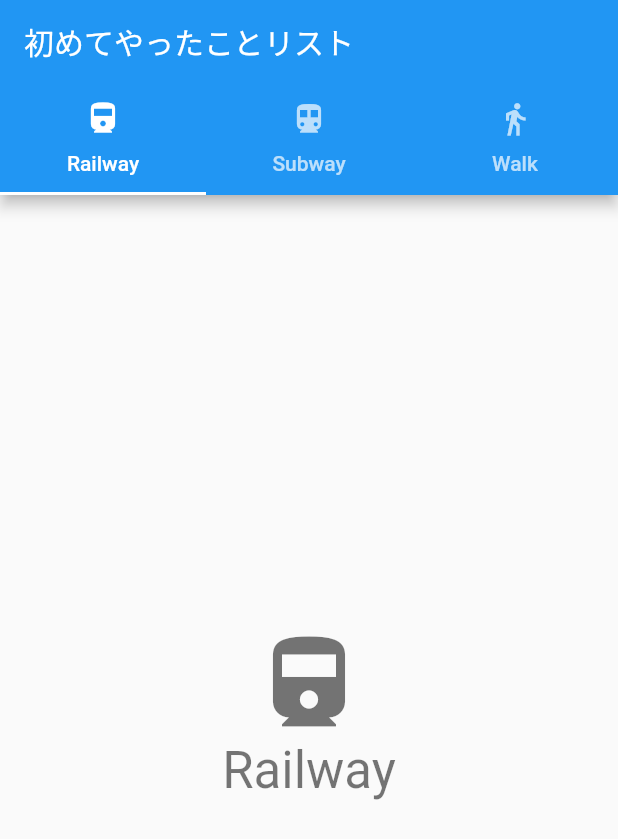
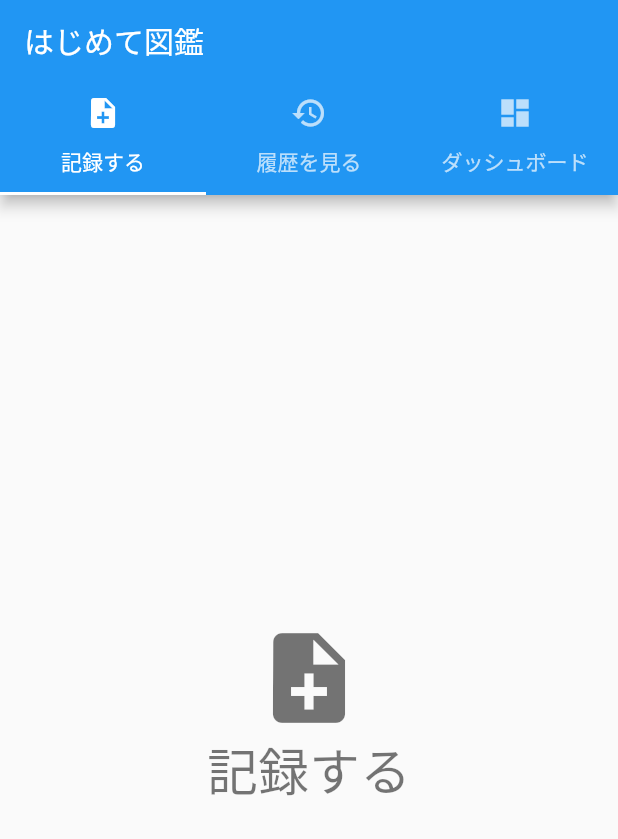
Before and after one commit to togo-mentor/for_the_first_time, a Flutter app: the screen it shows after launch, on a phone screen of 412 x 824 dp. Shown: the top 839 px of the screen. Run offline on Flutter 3.47's test engine with Material 2 defaults, Android fonts, the phone set to English and light mode, and no system bars.

Commit message:
ヘッダーの表示変更

```diff
--- a/lib/main.dart
+++ b/lib/main.dart
@@ -21,9 +21,9 @@ class MainPage extends StatefulWidget {
 class _MainPageState extends State<MainPage> {
 
   final _tab = <Tab> [  // タブバーの表示
-    Tab( text:"Railway", icon: Icon(Icons.directions_railway)),
-    Tab( text:"Subway", icon: Icon(Icons.directions_subway)),
-    Tab( text:"Walk", icon: Icon(Icons.directions_walk)),
+    Tab(text:"記録する", icon: Icon(Icons.note_add)),
+    Tab(text:"履歴を見る", icon: Icon(Icons.history)),
+    Tab(text:"ダッシュボード", icon: Icon(Icons.dashboard)),
   ];
 
   Widget build(BuildContext context) {
@@ -31,16 +31,17 @@ class _MainPageState extends State<MainPage> {
       length: _tab.length,  // タブの数
       child: Scaffold(
         appBar: AppBar(
-          title: const Text("初めてやったことリスト"),
+          title: const Text("はじめて図鑑"),
           bottom: TabBar(  // タブバー
             tabs: _tab,
+            labelPadding: EdgeInsets.symmetric(vertical: 1, horizontal: 3),
           ),
         ),
         body: TabBarView(  // 表示画面のウィジェット一覧を渡す
             children: <Widget> [
-              TabPage(title: "Railway", icon: Icons.directions_railway),
-              TabPage(title: "Subway", icon: Icons.directions_subway),
-              TabPage(title: "Walk", icon: Icons.directions_walk),
+              TabPage(title: "記録する", icon: Icons.note_add),
+              TabPage(title: "履歴を見る", icon: Icons.history),
+              TabPage(title: "ダッシュボード", icon: Icons.dashboard),
             ]
         ),
       ),
```
